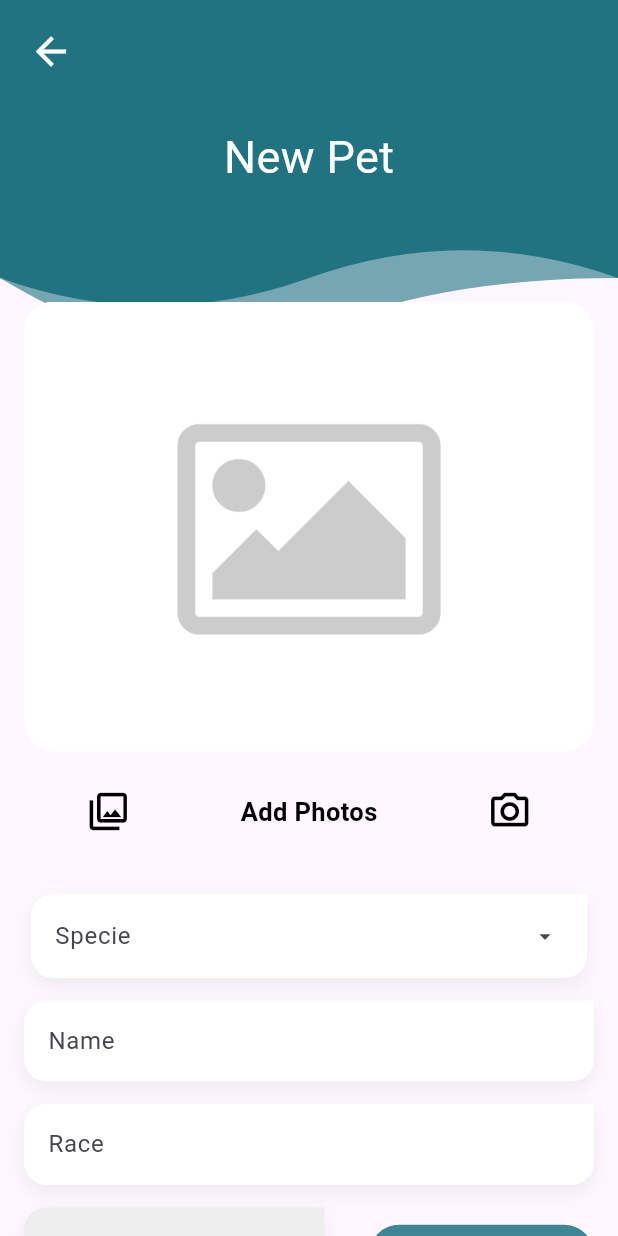
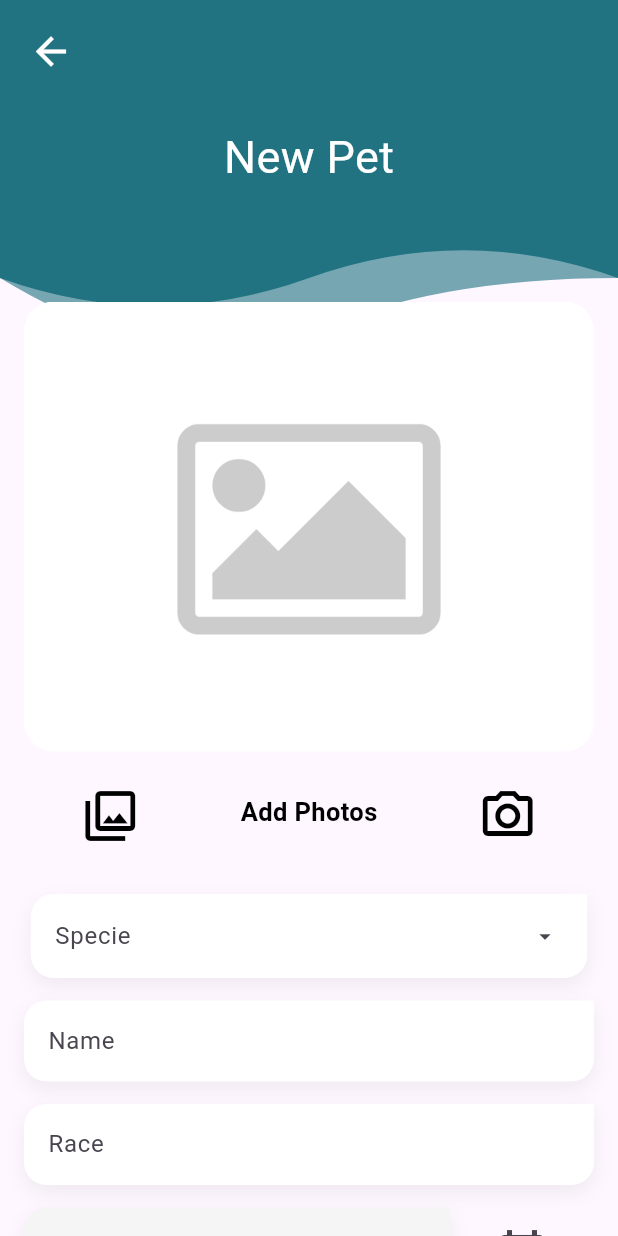
Before and after one commit to jnproyects/pets-app, a Flutter app: the AddPetScreen screen opened by its route, on a phone screen of 412 x 824 dp. Run offline on Flutter 3.47's test engine with Material 3 defaults, Android fonts, the phone set to English and light mode, and no system bars; our stand-ins replace animate_do, bloc, equatable, flutter_bloc, formz, go_router and 2 more; missing offline and left inert: age_calculator; accounts and stored records are empty; generated files the repository leaves out were written again.

Commit message:
fixes en diseño y algunas funciones

```diff
--- /dev/null
+++ b/lib/config/helpers/helpers.dart
@@ -0,0 +1,2 @@
+export 'get_age.dart';
+export 'human_formats.dart';
--- a/lib/config/theme/app_theme.dart
+++ b/lib/config/theme/app_theme.dart
@@ -33,14 +33,14 @@ class AppTheme {
 
     // FloatingActionButton
     floatingActionButtonTheme: const FloatingActionButtonThemeData(
-      backgroundColor: primary,
+      backgroundColor: Color(0xff09B394),
       elevation: 5
     ),
 
     // ElevatedButton
     elevatedButtonTheme: ElevatedButtonThemeData(
       style: ElevatedButton.styleFrom(
-        backgroundColor: primary,
+        backgroundColor: Color(0xff09B394),
         shape: const StadiumBorder(),
         elevation: 0,
         foregroundColor: Colors.white
--- a/lib/domain/entities/pet.dart
+++ b/lib/domain/entities/pet.dart
@@ -15,6 +15,7 @@ class Pet {
   final String size;
   final bool? vaccines;
   final List<String> images;
+  final String? observations;
 
   Pet({
     this.id,
@@ -25,7 +26,8 @@ class Pet {
     required this.specie,
     required this.size,
     required this.vaccines,
-    required this.images
+    required this.images,
+    required this.observations,
   });
 
 
--- a/lib/main.dart
+++ b/lib/main.dart
@@ -4,6 +4,8 @@ import 'package:flutter_bloc/flutter_bloc.dart';
 
 import 'package:pets_app/presentation/cubits/cubits.dart';
 import 'package:pets_app/config/config.dart';
+import 'package:intl/date_symbol_data_local.dart';
+
 
 void main() async {
 
@@ -24,8 +26,12 @@ class MyApp extends StatelessWidget {
 
   const MyApp({super.key});
 
+
   @override
   Widget build(BuildContext context) {
+
+    initializeDateFormatting();
+
     return MaterialApp.router(
 
       debugShowCheckedModeBanner: false,
--- a/lib/presentation/cubits/pets/register/register_state.dart
+++ b/lib/presentation/cubits/pets/register/register_state.dart
@@ -20,12 +20,13 @@ class RegisterFormState extends Equatable {
   final double currentPage;
   final int initialPage;
 
+  final String? observations;
+
   const RegisterFormState({
     this.formStatus = FormzSubmissionStatus.initial,
     this.isValid = false,
     this.name = const Name.pure(),
     this.race = const Race.pure(),
-    // this.age = const Age.pure(),
     this.age,
     this.sex = const Sex.pure(),
     this.specie = const Specie.pure(),
@@ -34,6 +35,7 @@ class RegisterFormState extends Equatable {
     this.images = const[],
     this.currentPage = 0,
     this.initialPage = 0,
+    this.observations = '',
   });
 
   RegisterFormState copyWith({
@@ -41,7 +43,6 @@ class RegisterFormState extends Equatable {
     bool? isValid,
     Name? name,
     Race? race,
-    // Age? age,
     DateTime? age,
     Sex? sex,
     Specie? specie,
@@ -50,6 +51,7 @@ class RegisterFormState extends Equatable {
     List<String>? images,
     double? currentPage,
     int? initialPage,
+    String? observations,
   }) {
     return RegisterFormState(
       formStatus: formStatus ?? this.formStatus,
@@ -63,10 +65,11 @@ class RegisterFormState extends Equatable {
       vaccines: vaccines ?? this.vaccines,
       images: images ?? this.images,
       currentPage: currentPage ?? this.currentPage,
-      initialPage: initialPage ?? this.initialPage
+      initialPage: initialPage ?? this.initialPage,
+      observations: observations ?? this.observations,
     );
   }
 
   @override
-  List<Object?> get props => [ formStatus, isValid, name, race, age, sex, specie, size, vaccines, images, currentPage, initialPage ];
+  List<Object?> get props => [ formStatus, isValid, name, race, age, sex, specie, size, vaccines, images, currentPage, initialPage, observations ];
 }
--- a/lib/presentation/screens/add_pet_screen.dart
+++ b/lib/presentation/screens/add_pet_screen.dart
@@ -3,6 +3,7 @@ import 'package:flutter/material.dart';
 
 import 'package:flutter_bloc/flutter_bloc.dart';
 import 'package:go_router/go_router.dart';
+import 'package:pets_app/config/helpers/helpers.dart';
 
 import 'package:pets_app/presentation/cubits/cubits.dart';
 import 'package:pets_app/presentation/widgets/widgets.dart';
@@ -157,7 +158,7 @@ class _AddPetForm extends StatelessWidget {
 
                             },
                             icon: const Icon( Icons.photo_library_outlined ),
-                            iconSize: 30,
+                            iconSize: 40,
                             color: Colors.black,
                           ),
 
@@ -177,7 +178,7 @@ class _AddPetForm extends StatelessWidget {
                               registerCubit.imagesChanged( [ photoPath ] );
                             },
                             icon: const Icon( Icons.camera_alt_outlined ),
-                            iconSize: 30,
+                            iconSize: 40,
                             color: Colors.black,
                           ),
                         ]
@@ -229,7 +230,7 @@ class _AddPetForm extends StatelessWidget {
                           child: Container(
                             padding: const EdgeInsets.only( top: 20, bottom: 20, left: 10, right: 20 ),
                             decoration: BoxDecoration(
-                              color: Colors.grey[200],
+                              color: Colors.grey[100],
                               borderRadius: const BorderRadius.only(topLeft: Radius.circular(15), bottomLeft: Radius.circular(15), bottomRight: Radius.circular(15) ),
                               boxShadow: [
                                 BoxShadow(
@@ -240,19 +241,24 @@ class _AddPetForm extends StatelessWidget {
                               ]
                             ),
                             child: Text(
-                              ( selectedDate == null ) ? "yyyy/mm/dd" : "${ selectedDate.toLocal() }".split(' ')[0],
-                              style: const TextStyle( color: Colors.black26, fontSize: 16, fontWeight: FontWeight.bold ),
+                              ( selectedDate == null ) ? "Select Birthdate" : HumanFormats.shortDate( selectedDate ),
+                              style: const TextStyle( color: Colors.black45, fontSize: 16, fontWeight: FontWeight.bold ),
 
                             ),
                           ),
                         ),
 
-                        const SizedBox( width: 30 ),
-
-                        ElevatedButton(
-                          onPressed: () => selectDate(context),
-                          child: const Text('Select Birthdate'),
-                        ),
+                        Container(
+                          padding: const EdgeInsets.symmetric( horizontal: 20 ),
+                          child: IconButton(
+                            onPressed: () => selectDate(context),
+                            icon: const Icon(
+                              Icons.calendar_month_outlined,
+                              size: 40,
+                              // color: Color(0xff0A74D0),
+                            )
+                          ),
+                        )
 
                       ],
                     ),
@@ -307,13 +313,25 @@ class _AddPetForm extends StatelessWidget {
                     const SizedBox(height: 15),
 
                     CheckboxListTile(
+                      activeColor: Colors.blue,
                       title: const Text(
                         'Vaccines up to date?',
-                        style: TextStyle(fontSize: 16),
+                        style: TextStyle(
+                          fontSize: 16
+                        ),
                       ),
                       value: vaccines ?? false,
                       onChanged: ( value ) => registerCubit.vaccinesChanged( value ),
 
+                    ),
+
+                    const SizedBox(height: 15),
+
+                    CustomTextFormField(
+                      label: 'Observations...',
+                      onChanged: ( value ) => registerCubit.observationsChanged( value.trim() ),
+                      maxLines: 5,
+                      maxLength: 200,
                     ),
 
                     const SizedBox(height: 15),
@@ -360,7 +378,7 @@ class _ButtonsForm extends StatelessWidget {
             style: ButtonStyle(
               minimumSize: MaterialStateProperty.all( Size( size.width * 0.8, 50) ),
               // backgroundColor: MaterialStateProperty.all( Colors.deepPurple[400] ),
-              backgroundColor: MaterialStateProperty.all( Colors.deepPurple[400] ),
+              // backgroundColor: MaterialStateProperty.all( Colors.deepPurple[400] ),
               iconSize: MaterialStateProperty.all( 30 ),
             ),
             onPressed: () async {
--- a/lib/presentation/screens/home_screen.dart
+++ b/lib/presentation/screens/home_screen.dart
@@ -96,7 +96,7 @@ class _HomeScreenState extends State<HomeScreen> {
                 margin: const EdgeInsets.only( top: 30 ),
                 child: FilledButton(
                   style: ButtonStyle(
-                    backgroundColor: MaterialStateProperty.all( AppTheme.primary )
+                    backgroundColor: MaterialStateProperty.all( Color(0xff09B394) )
                   ),
                   onPressed: () => context.push('/add-pet'),
                   child: const Text(
--- a/lib/presentation/screens/pet_details_edit_screen.dart
+++ b/lib/presentation/screens/pet_details_edit_screen.dart
@@ -75,7 +75,7 @@ class _PetDetailsEditScreenState extends State<PetDetailsEditScreen> {
         ),
 
         floatingActionButton: ( !petsCubit.state.isEdit ) ? FloatingActionButton(
-          backgroundColor: const Color(0xFF615AAB),
+          // backgroundColor: const Color(0xFF615AAB),
           onPressed: () => context.go('/'),
           elevation: 0,
           child: const Icon(
--- a/lib/presentation/widgets/image_gallery.dart
+++ b/lib/presentation/widgets/image_gallery.dart
@@ -286,7 +286,8 @@ class Dots extends StatelessWidget {
     super.key,
     required this.cantImages,
     this.dotsUp = false,
-    this.colorPrimario = Colors.blue,
+    // this.colorPrimario = Colors.blue,
+    this.colorPrimario = const Color(0xff09B394),
     this.colorSecundario = Colors.grey,
     this.bulletPrimario = 10,
     this.bulletSecundario = 8
--- a/lib/presentation/widgets/inputs/custom_text_form_field.dart
+++ b/lib/presentation/widgets/inputs/custom_text_form_field.dart
@@ -11,6 +11,8 @@ class CustomTextFormField extends StatelessWidget {
   final Function(String)? onChanged;
   final Function(String)? onFieldSubmitted;
   final String? Function(String?)? validator;
+  final int? maxLines;
+  final int? maxLength;
 
   final String? initialValue;
 
@@ -25,6 +27,8 @@ class CustomTextFormField extends StatelessWidget {
     this.onFieldSubmitted,
     this.validator,
     this.initialValue,
+    this.maxLines = 1,
+    this.maxLength,
   });
 
   @override
@@ -59,6 +63,8 @@ class CustomTextFormField extends StatelessWidget {
         obscureText: obscureText,
         onFieldSubmitted: onFieldSubmitted,
         keyboardType: keyboardType,
+        maxLines: maxLines,
+        maxLength: maxLength,
         style: const TextStyle( fontSize: 20, color: Colors.black54 ),
         decoration: InputDecoration(
           floatingLabelStyle: const TextStyle(color: Colors.black, fontWeight: FontWeight.bold, fontSize: 16),
@@ -67,7 +73,7 @@ class CustomTextFormField extends StatelessWidget {
           errorBorder: border.copyWith( borderSide: const BorderSide( color: Colors.transparent )),
           focusedErrorBorder: border.copyWith( borderSide: const BorderSide( color: Colors.transparent )),
           isDense: true,
-          label: label != null ? Text(label!) : null,
+          label: label != null ? Text( label! ) : null,
           hintText: hint,
           errorText: errorMessage,
           focusColor: colors.primary,
--- a/pubspec.yaml
+++ b/pubspec.yaml
@@ -32,7 +32,6 @@ dependencies:
   animate_do: ^3.1.2
   bloc: ^8.1.2
   cupertino_icons: ^1.0.2
-  dart_date: ^1.3.2
   equatable: ^2.0.5
   flutter:
     sdk: flutter
@@ -40,6 +39,7 @@ dependencies:
   formz: ^0.6.1
   go_router: ^12.1.0
   image_picker: ^1.0.4
+  intl: ^0.19.0
   isar: ^3.1.0+1
   isar_flutter_libs: ^3.1.0+1
   path_provider: ^2.1.1
```
Also changed, not shown: lib/config/helpers/human_formats.dart (added, +26 -0 lines), lib/presentation/cubits/pets/register/register_cubit.dart (+24 -22 lines), lib/presentation/views/details_pet_view.dart (+96 -26 lines), lib/presentation/views/edit_pet_view.dart (+37 -13 lines), lib/presentation/widgets/headers.dart (+8 -8 lines), lib/shared/services/camera_gallery_service_impl.dart (+17 -2 lines), lib/shared/services/notifications_service.dart (+13 -9 lines), lib/domain/entities/pet.g.dart, pubspec.lock, 1 other file.
